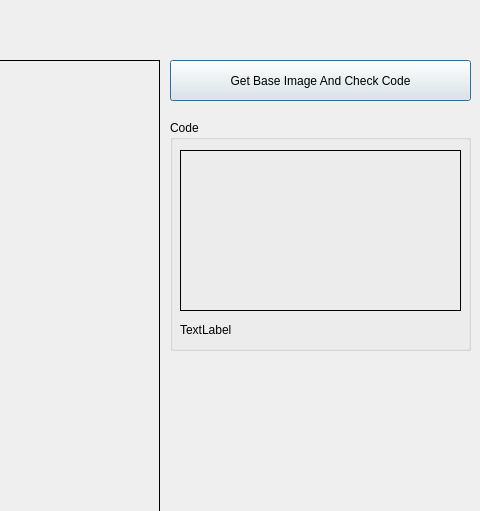
This is ui/dialogsetcode.ui in rendezvue/ViNet as Qt 5 draws it before an edit; both pictures show x 490 to 970 and y 0 to 511 of the 970 by 600 pixel window. The edited form follows.
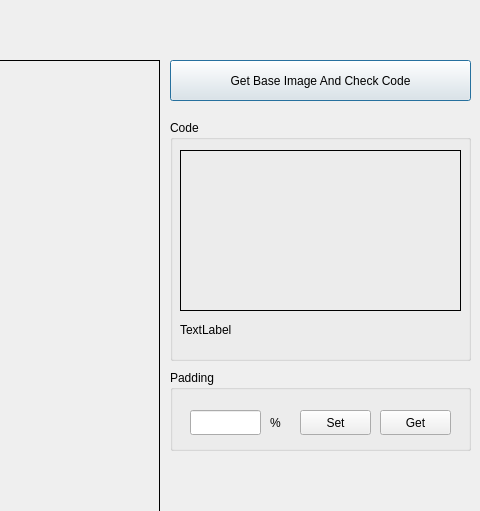
This is the edited form.

Commit message: Added Code set/get the padding rate on Set Dialog for Detect_Code Tool

What changed in the file:
```diff
--- a/ui/dialogsetcode.ui
+++ b/ui/dialogsetcode.ui
@@ -129,7 +129,7 @@
      <x>660</x>
      <y>120</y>
      <width>301</width>
-     <height>231</height>
+     <height>241</height>
     </rect>
    </property>
    <property name="title">
@@ -187,6 +187,68 @@
     </property>
    </widget>
   </widget>
+  <widget class="QGroupBox" name="groupBox_2">
+   <property name="geometry">
+    <rect>
+     <x>660</x>
+     <y>370</y>
+     <width>301</width>
+     <height>81</height>
+    </rect>
+   </property>
+   <property name="title">
+    <string>Padding</string>
+   </property>
+   <widget class="QLineEdit" name="lineEdit_padding_rate">
+    <property name="geometry">
+     <rect>
+      <x>20</x>
+      <y>40</y>
+      <width>71</width>
+      <height>25</height>
+     </rect>
+    </property>
+   </widget>
+   <widget class="QLabel" name="label_2">
+    <property name="geometry">
+     <rect>
+      <x>100</x>
+      <y>40</y>
+      <width>21</width>
+      <height>25</height>
+     </rect>
+    </property>
+    <property name="text">
+     <string>%</string>
+    </property>
+   </widget>
+   <widget class="QPushButton" name="pushButton_padding_rate_set">
+    <property name="geometry">
+     <rect>
+      <x>130</x>
+      <y>40</y>
+      <width>71</width>
+      <height>25</height>
+     </rect>
+    </property>
+    <property name="text">
+     <string>Set</string>
+    </property>
+   </widget>
+   <widget class="QPushButton" name="pushButton_padding_rate_get">
+    <property name="geometry">
+     <rect>
+      <x>210</x>
+      <y>40</y>
+      <width>71</width>
+      <height>25</height>
+     </rect>
+    </property>
+    <property name="text">
+     <string>Get</string>
+    </property>
+   </widget>
+  </widget>
   <zorder>label_image_bg</zorder>
   <zorder>layoutWidget_2</zorder>
   <zorder>label_image</zorder>
```
Left out of the diff: 1 changed line with no effect on the pictures. The commit also changes 3 other files.
